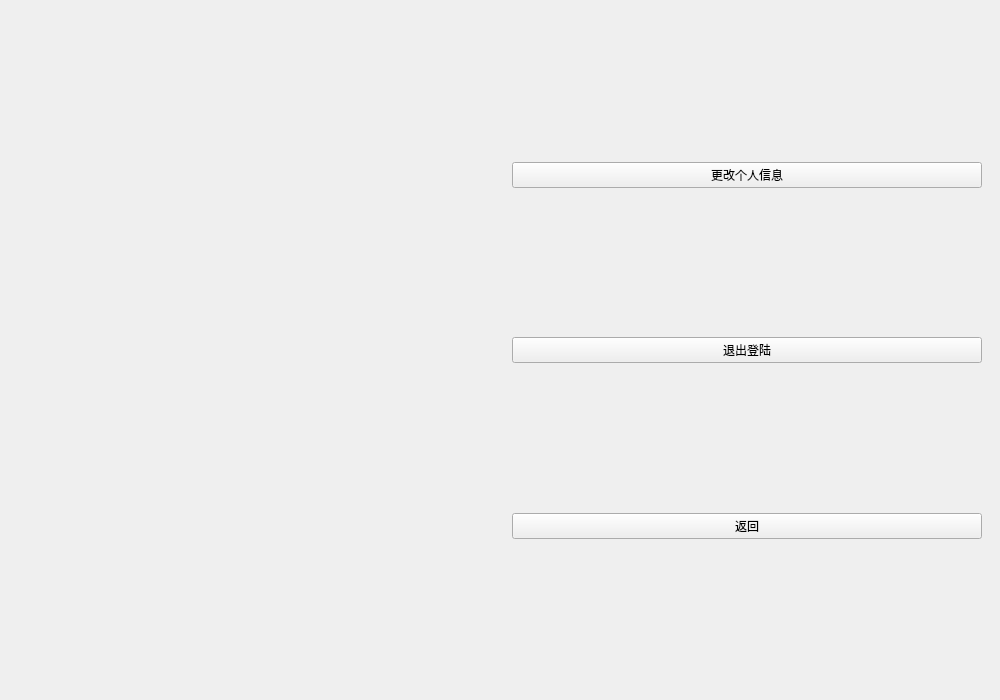
Old version of the form src/view/selfinfo/SelfInfomation.ui in the repository SR-WYN/CHAT.
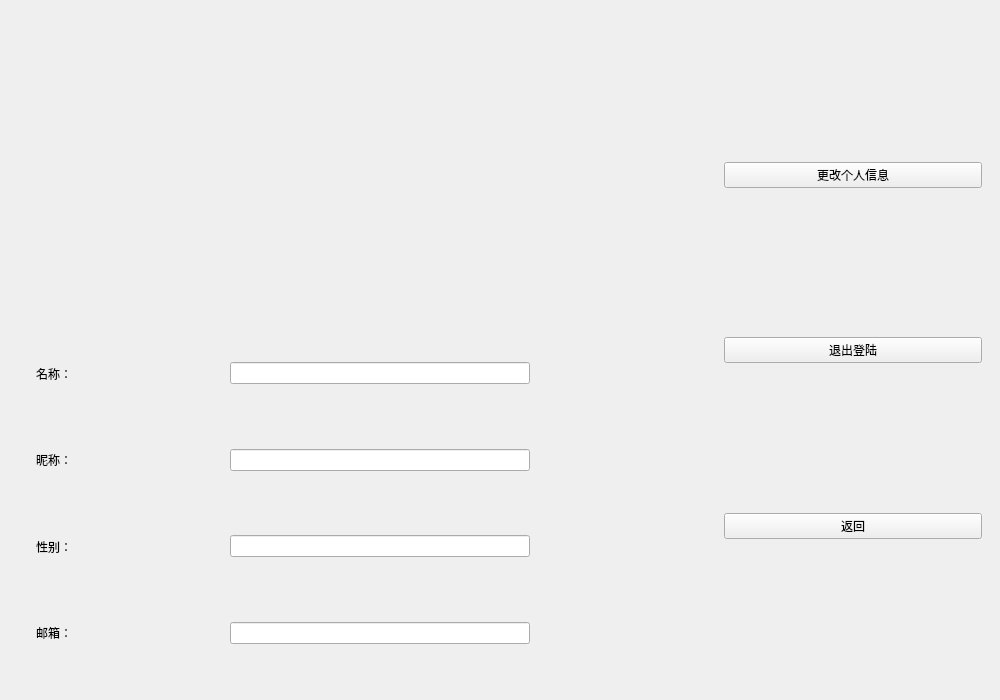
New version of the form. Icons and pictures are not drawn.

Patch:
```diff
--- a/src/view/selfinfo/SelfInfomation.ui
+++ b/src/view/selfinfo/SelfInfomation.ui
@@ -42,20 +42,13 @@
      </property>
      <item>
       <widget class="QWidget" name="widget" native="true">
+       <property name="maximumSize">
+        <size>
+         <width>700</width>
+         <height>16777215</height>
+        </size>
+       </property>
        <layout class="QVBoxLayout" name="verticalLayout_2">
-        <item>
-         <spacer name="verticalSpacer_2">
-          <property name="orientation">
-           <enum>Qt::Vertical</enum>
-          </property>
-          <property name="sizeHint" stdset="0">
-           <size>
-            <width>20</width>
-            <height>40</height>
-           </size>
-          </property>
-         </spacer>
-        </item>
         <item>
          <layout class="QHBoxLayout" name="horizontalLayout_3">
           <item>
@@ -86,33 +79,215 @@
          </layout>
         </item>
         <item>
-         <spacer name="verticalSpacer_3">
-          <property name="orientation">
-           <enum>Qt::Vertical</enum>
-          </property>
-          <property name="sizeHint" stdset="0">
+         <widget class="QWidget" name="widget_3" native="true">
+          <property name="minimumSize">
            <size>
-            <width>20</width>
-            <height>40</height>
+            <width>400</width>
+            <height>350</height>
            </size>
           </property>
-         </spacer>
-        </item>
-        <item>
-         <spacer name="verticalSpacer">
-          <property name="orientation">
-           <enum>Qt::Vertical</enum>
-          </property>
-          <property name="sizeType">
-           <enum>QSizePolicy::Expanding</enum>
-          </property>
-          <property name="sizeHint" stdset="0">
-           <size>
-            <width>20</width>
-            <height>40</height>
-           </size>
-          </property>
-         </spacer>
+          <layout class="QVBoxLayout" name="verticalLayout_3">
+           <item>
+            <widget class="QWidget" name="widget_4" native="true">
+             <layout class="QHBoxLayout" name="horizontalLayout_4">
+              <item>
+               <widget class="QLabel" name="name_label">
+                <property name="text">
+                 <string>名称：</string>
+                </property>
+               </widget>
+              </item>
+              <item>
+               <spacer name="horizontalSpacer">
+                <property name="orientation">
+                 <enum>Qt::Horizontal</enum>
+                </property>
+                <property name="sizeHint" stdset="0">
+                 <size>
+                  <width>40</width>
+                  <height>20</height>
+                 </size>
+                </property>
+               </spacer>
+              </item>
+              <item>
+               <widget class="QLineEdit" name="name_edit">
+                <property name="minimumSize">
+                 <size>
+                  <width>300</width>
+                  <height>0</height>
+                 </size>
+                </property>
+               </widget>
+              </item>
+              <item>
+               <spacer name="horizontalSpacer_2">
+                <property name="orientation">
+                 <enum>Qt::Horizontal</enum>
+                </property>
+                <property name="sizeType">
+                 <enum>QSizePolicy::Expanding</enum>
+                </property>
+                <property name="sizeHint" stdset="0">
+                 <size>
+                  <width>40</width>
+                  <height>20</height>
+                 </size>
+                </property>
+               </spacer>
+              </item>
+             </layout>
+            </widget>
+           </item>
+           <item>
+            <widget class="QWidget" name="widget_5" native="true">
+             <layout class="QHBoxLayout" name="horizontalLayout_5">
+              <item>
+               <widget class="QLabel" name="nick_label">
+                <property name="text">
+                 <string>昵称：</string>
+                </property>
+               </widget>
+              </item>
+              <item>
+               <spacer name="horizontalSpacer_3">
+                <property name="orientation">
+                 <enum>Qt::Horizontal</enum>
+                </property>
+                <property name="sizeHint" stdset="0">
+                 <size>
+                  <width>40</width>
+                  <height>20</height>
+                 </size>
+                </property>
+               </spacer>
+              </item>
+              <item>
+               <widget class="QLineEdit" name="nick_edit">
+                <property name="minimumSize">
+                 <size>
+                  <width>300</width>
+                  <height>0</height>
+                 </size>
+                </property>
+               </widget>
+              </item>
+              <item>
+               <spacer name="horizontalSpacer_4">
+                <property name="orientation">
+                 <enum>Qt::Horizontal</enum>
+                </property>
+                <property name="sizeHint" stdset="0">
+                 <size>
+                  <width>40</width>
+                  <height>20</height>
+                 </size>
+                </property>
+               </spacer>
+              </item>
+             </layout>
+            </widget>
+           </item>
+           <item>
+            <widget class="QWidget" name="widget_6" native="true">
+             <layout class="QHBoxLayout" name="horizontalLayout_6">
+              <item>
+               <widget class="QLabel" name="sex_label">
+                <property name="text">
+                 <string>性别：</string>
+                </property>
+               </widget>
+              </item>
+              <item>
+               <spacer name="horizontalSpacer_5">
+                <property name="orientation">
+                 <enum>Qt::Horizontal</enum>
+                </property>
+                <property name="sizeHint" stdset="0">
+                 <size>
+                  <width>40</width>
+                  <height>20</height>
+                 </size>
+                </property>
+               </spacer>
+              </item>
+              <item>
+               <widget class="QLineEdit" name="sex_edit">
+                <property name="minimumSize">
+                 <size>
+                  <width>300</width>
+                  <height>0</height>
+                 </size>
+                </property>
+               </widget>
+              </item>
+              <item>
+               <spacer name="horizontalSpacer_6">
+                <property name="orientation">
+                 <enum>Qt::Horizontal</enum>
+                </property>
+                <property name="sizeHint" stdset="0">
+                 <size>
+                  <width>40</width>
+                  <height>20</height>
+                 </size>
+                </property>
+               </spacer>
+              </item>
+             </layout>
+            </widget>
+           </item>
+           <item>
+            <widget class="QWidget" name="widget_7" native="true">
+             <layout class="QHBoxLayout" name="horizontalLayout_7">
+              <item>
+               <widget class="QLabel" name="email_label">
+                <property name="text">
+                 <string>邮箱：</string>
+                </property>
+               </widget>
+              </item>
+              <item>
+               <spacer name="horizontalSpacer_7">
+                <property name="orientation">
+                 <enum>Qt::Horizontal</enum>
+                </property>
+                <property name="sizeHint" stdset="0">
+                 <size>
+                  <width>40</width>
+                  <height>20</height>
+                 </size>
+                </property>
+               </spacer>
+              </item>
+              <item>
+               <widget class="QLineEdit" name="email_edit">
+                <property name="minimumSize">
+                 <size>
+                  <width>300</width>
+                  <height>0</height>
+                 </size>
+                </property>
+               </widget>
+              </item>
+              <item>
+               <spacer name="horizontalSpacer_8">
+                <property name="orientation">
+                 <enum>Qt::Horizontal</enum>
+                </property>
+                <property name="sizeHint" stdset="0">
+                 <size>
+                  <width>40</width>
+                  <height>20</height>
+                 </size>
+                </property>
+               </spacer>
+              </item>
+             </layout>
+            </widget>
+           </item>
+          </layout>
+         </widget>
         </item>
        </layout>
       </widget>
```
